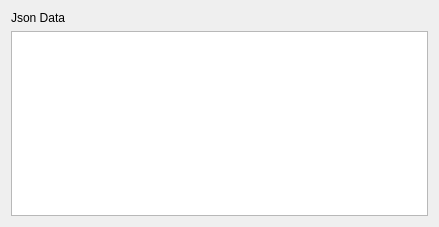
jeremyboutot/QtApiCalls, file widget.ui: the form before one commit.
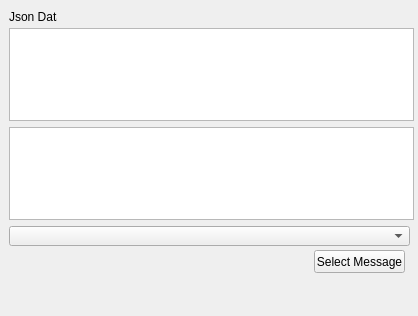
The form after the commit.

Diff of the .ui file:
```diff
--- a/widget.ui
+++ b/widget.ui
@@ -6,25 +6,78 @@
    <rect>
     <x>0</x>
     <y>0</y>
-    <width>439</width>
-    <height>227</height>
+    <width>418</width>
+    <height>316</height>
    </rect>
   </property>
   <property name="windowTitle">
    <string>Widget</string>
   </property>
-  <layout class="QVBoxLayout" name="verticalLayout">
-   <item>
-    <widget class="QLabel" name="label">
-     <property name="text">
-      <string>Json Data</string>
-     </property>
-    </widget>
-   </item>
-   <item>
-    <widget class="QListWidget" name="listWidget"/>
-   </item>
-  </layout>
+  <widget class="QLabel" name="label">
+   <property name="geometry">
+    <rect>
+     <x>9</x>
+     <y>9</y>
+     <width>48</width>
+     <height>16</height>
+    </rect>
+   </property>
+   <property name="text">
+    <string>Json Data</string>
+   </property>
+  </widget>
+  <widget class="QListWidget" name="listWidget">
+   <property name="geometry">
+    <rect>
+     <x>9</x>
+     <y>127</y>
+     <width>405</width>
+     <height>93</height>
+    </rect>
+   </property>
+   <property name="alternatingRowColors">
+    <bool>true</bool>
+   </property>
+   <property name="isWrapping" stdset="0">
+    <bool>false</bool>
+   </property>
+   <property name="wordWrap">
+    <bool>true</bool>
+   </property>
+  </widget>
+  <widget class="QComboBox" name="comboBox">
+   <property name="geometry">
+    <rect>
+     <x>9</x>
+     <y>226</y>
+     <width>401</width>
+     <height>20</height>
+    </rect>
+   </property>
+  </widget>
+  <widget class="QTextEdit" name="messageTextEdit">
+   <property name="geometry">
+    <rect>
+     <x>9</x>
+     <y>28</y>
+     <width>405</width>
+     <height>93</height>
+    </rect>
+   </property>
+  </widget>
+  <widget class="QPushButton" name="pushButton">
+   <property name="geometry">
+    <rect>
+     <x>314</x>
+     <y>250</y>
+     <width>91</width>
+     <height>23</height>
+    </rect>
+   </property>
+   <property name="text">
+    <string>Select Message</string>
+   </property>
+  </widget>
  </widget>
  <layoutdefault spacing="6" margin="11"/>
  <resources/>
```
